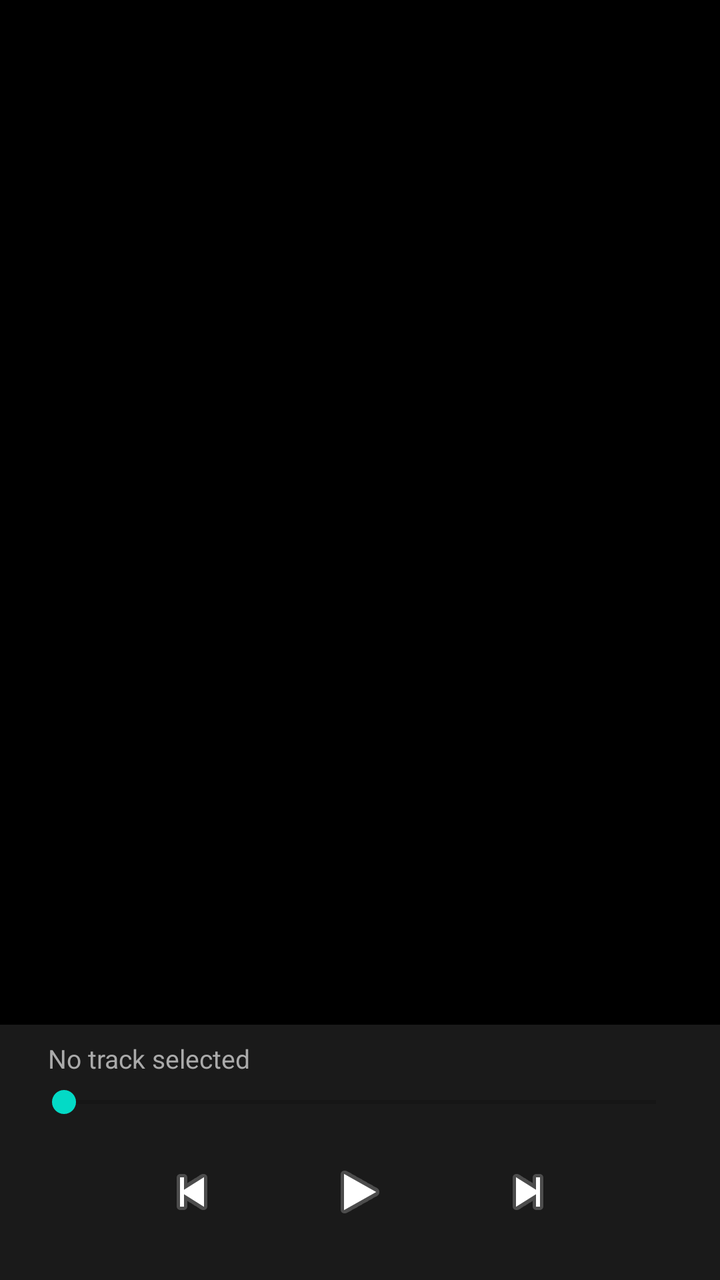
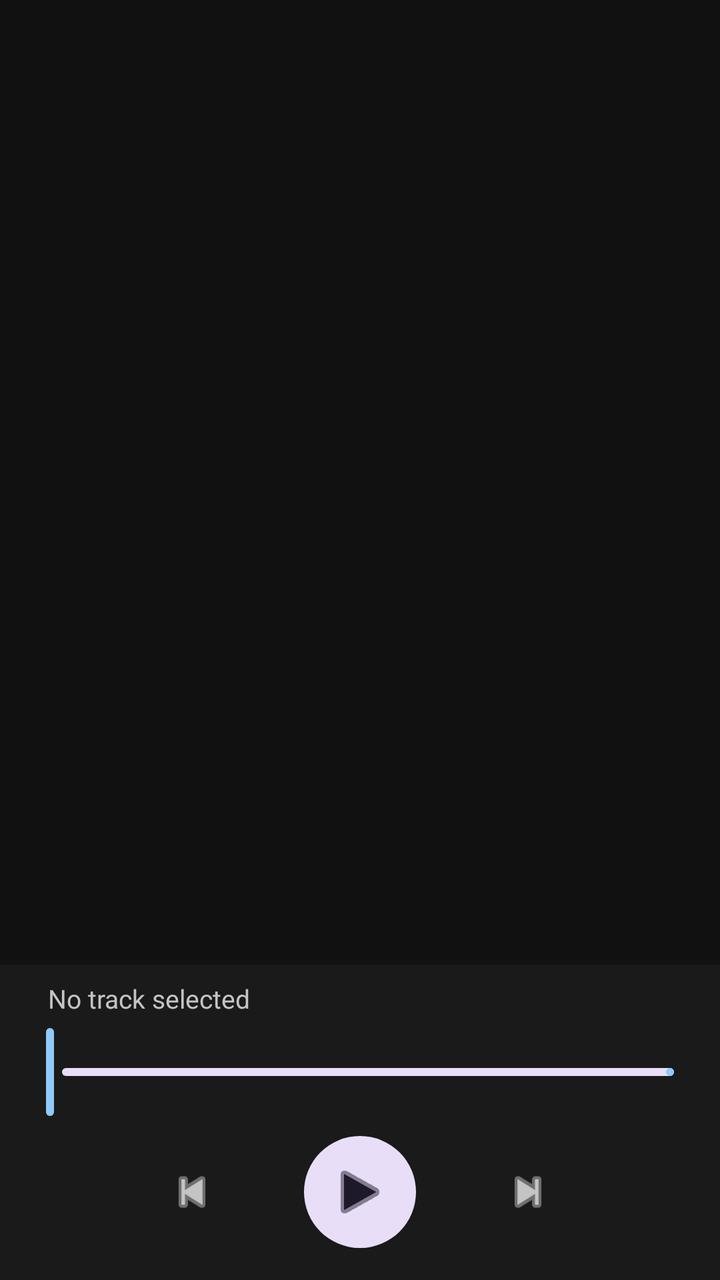

The first picture is an Android layout as it rendered before a commit; the second is the same layout after the commit. The layout source and the unified diff follow.
<!-- AndroidManifest.xml: activity theme Theme.MyApplication -->
<!-- res/layout/activity_main.xml -->
<?xml version="1.0" encoding="utf-8"?>
<LinearLayout xmlns:android="http://schemas.android.com/apk/res/android"
    android:layout_width="match_parent"
    android:layout_height="match_parent"
    android:orientation="vertical"
    android:background="@android:color/black">

    
    <androidx.recyclerview.widget.RecyclerView
        android:id="@+id/recyclerTracks"
        android:layout_width="match_parent"
        android:layout_height="0dp"
        android:layout_weight="1"
        android:clipToPadding="false"
        android:padding="8dp"
        android:scrollbars="vertical" />

    
    <LinearLayout
        android:layout_width="match_parent"
        android:layout_height="wrap_content"
        android:orientation="vertical"
        android:background="#1A1A1A"
        android:paddingTop="8dp"
        android:paddingBottom="12dp">

        
        <TextView
            android:id="@+id/textNowPlaying"
            android:layout_width="match_parent"
            android:layout_height="wrap_content"
            android:text="No track selected"
            android:textColor="#AAAAAA"
            android:textSize="13sp"
            android:singleLine="true"
            android:ellipsize="marquee"
            android:marqueeRepeatLimit="marquee_forever"
            android:paddingStart="24dp"
            android:paddingEnd="24dp" />

        
        <SeekBar
            android:id="@+id/seekBar"
            android:layout_width="match_parent"
            android:layout_height="wrap_content"
            android:layout_marginStart="16dp"
            android:layout_marginEnd="16dp"
            android:layout_marginTop="4dp"
            android:max="1000" />

        
        <LinearLayout
            android:layout_width="match_parent"
            android:layout_height="wrap_content"
            android:orientation="horizontal"
            android:gravity="center"
            android:layout_marginTop="4dp">

            <ImageButton
                android:id="@+id/btnPrevious"
                android:layout_width="56dp"
                android:layout_height="56dp"
                android:src="@android:drawable/ic_media_previous"
                android:background="?attr/selectableItemBackgroundBorderless"
                android:contentDescription="Previous"
                android:scaleType="centerInside" />

            <ImageButton
                android:id="@+id/btnPlayPause"
                android:layout_width="64dp"
                android:layout_height="64dp"
                android:src="@android:drawable/ic_media_play"
                android:background="?attr/selectableItemBackgroundBorderless"
                android:contentDescription="Play"
                android:scaleType="centerInside"
                android:layout_marginStart="24dp"
                android:layout_marginEnd="24dp" />

            <ImageButton
                android:id="@+id/btnNext"
                android:layout_width="56dp"
                android:layout_height="56dp"
                android:src="@android:drawable/ic_media_next"
                android:background="?attr/selectableItemBackgroundBorderless"
                android:contentDescription="Next"
                android:scaleType="centerInside" />

        </LinearLayout>
    </LinearLayout>

</LinearLayout>
<!-- resources referenced by this layout -->
<resources>
  <style name="Theme.MyApplication" parent="Theme.MaterialComponents.DayNight.NoActionBar">
          <item name="android:windowBackground">@android:color/black</item>
          <item name="android:statusBarColor">@android:color/black</item>
          <item name="android:navigationBarColor">@android:color/black</item>
      </style>
</resources>

<!-- the commit's change to res/layout/activity_main.xml (unified diff, before → after) -->
@@ -1,9 +1,10 @@
 <?xml version="1.0" encoding="utf-8"?>
 <LinearLayout xmlns:android="http://schemas.android.com/apk/res/android"
+    xmlns:app="http://schemas.android.com/apk/res-auto"
     android:layout_width="match_parent"
     android:layout_height="match_parent"
     android:orientation="vertical"
-    android:background="@android:color/black">
+    android:background="?attr/colorSurface">
 
     
     <androidx.recyclerview.widget.RecyclerView
@@ -20,7 +21,7 @@
         android:layout_width="match_parent"
         android:layout_height="wrap_content"
         android:orientation="vertical"
-        android:background="#1A1A1A"
+        android:background="?attr/colorSurfaceVariant"
         android:paddingTop="8dp"
         android:paddingBottom="12dp">
 
@@ -30,7 +31,7 @@
             android:layout_width="match_parent"
             android:layout_height="wrap_content"
             android:text="No track selected"
-            android:textColor="#AAAAAA"
+            android:textColor="?attr/colorOnSurfaceVariant"
             android:textSize="13sp"
             android:singleLine="true"
             android:ellipsize="marquee"
@@ -39,14 +40,18 @@
             android:paddingEnd="24dp" />
 
         
-        <SeekBar
-            android:id="@+id/seekBar"
+        <com.google.android.material.slider.Slider
+            android:id="@+id/slider"
             android:layout_width="match_parent"
             android:layout_height="wrap_content"
-            android:layout_marginStart="16dp"
-            android:layout_marginEnd="16dp"
+            android:layout_marginStart="8dp"
+            android:layout_marginEnd="8dp"
             android:layout_marginTop="4dp"
-            android:max="1000" />
+            android:valueFrom="0.0"
+            android:valueTo="1.0"
+            android:value="0.0"
+            app:labelBehavior="gone"
+            app:trackHeight="4dp" />
 
         
         <LinearLayout
@@ -56,34 +61,40 @@
             android:gravity="center"
             android:layout_marginTop="4dp">
 
-            <ImageButton
+            <com.google.android.material.button.MaterialButton
                 android:id="@+id/btnPrevious"
+                style="@style/Widget.Material3.Button.IconButton"
                 android:layout_width="56dp"
                 android:layout_height="56dp"
-                android:src="@android:drawable/ic_media_previous"
-                android:background="?attr/selectableItemBackgroundBorderless"
-                android:contentDescription="Previous"
-                android:scaleType="centerInside" />
+                app:icon="@android:drawable/ic_media_previous"
+                app:iconTint="?attr/colorOnSurfaceVariant"
+                app:iconGravity="textStart"
+                app:iconSize="28dp"
+                android:contentDescription="Previous" />
 
-            <ImageButton
+            <com.google.android.material.button.MaterialButton
                 android:id="@+id/btnPlayPause"
+                style="@style/Widget.Material3.Button.IconButton.Filled.Tonal"
                 android:layout_width="64dp"
                 android:layout_height="64dp"
-                android:src="@android:drawable/ic_media_play"
-                android:background="?attr/selectableItemBackgroundBorderless"
-                android:contentDescription="Play"
-                android:scaleType="centerInside"
+                app:icon="@android:drawable/ic_media_play"
+                app:iconGravity="textStart"
+                app:iconSize="32dp"
+                app:shapeAppearanceOverlay="@style/ShapeAppearanceOverlay.App.Circle"
                 android:layout_marginStart="24dp"
-                android:layout_marginEnd="24dp" />
+                android:layout_marginEnd="24dp"
+                android:contentDescription="Play" />
 
-            <ImageButton
+            <com.google.android.material.button.MaterialButton
                 android:id="@+id/btnNext"
+                style="@style/Widget.Material3.Button.IconButton"
                 android:layout_width="56dp"
                 android:layout_height="56dp"
-                android:src="@android:drawable/ic_media_next"
-                android:background="?attr/selectableItemBackgroundBorderless"
-                android:contentDescription="Next"
-                android:scaleType="centerInside" />
+                app:icon="@android:drawable/ic_media_next"
+                app:iconTint="?attr/colorOnSurfaceVariant"
+                app:iconGravity="textStart"
+                app:iconSize="28dp"
+                android:contentDescription="Next" />
 
         </LinearLayout>
     </LinearLayout>
<!-- resource entries referenced after the edit -->
@@ -1,7 +1,19 @@
 <!-- resources referenced by this layout -->
 <resources>
-  <style name="Theme.MyApplication" parent="Theme.MaterialComponents.DayNight.NoActionBar">
-          <item name="android:windowBackground">@android:color/black</item>
+  <style name="ShapeAppearanceOverlay.App.Circle" parent="">
+          <item name="cornerFamily">rounded</item>
+          <item name="cornerSize">50%</item>
+      </style>
+  <style name="Theme.MyApplication" parent="Theme.Material3.DayNight.NoActionBar">
+          
+          <item name="colorPrimary">#90CAF9</item>
+          <item name="colorOnPrimary">#003258</item>
+          <item name="colorPrimaryContainer">#1A3A5C</item>
+          <item name="colorOnPrimaryContainer">#D1E4FF</item>
+          <item name="colorSurface">#111111</item>
+          <item name="colorOnSurface">#E3E3E3</item>
+          <item name="colorSurfaceVariant">#1A1A1A</item>
+          <item name="colorOnSurfaceVariant">#C4C4C4</item>
           <item name="android:statusBarColor">@android:color/black</item>
           <item name="android:navigationBarColor">@android:color/black</item>
       </style>
